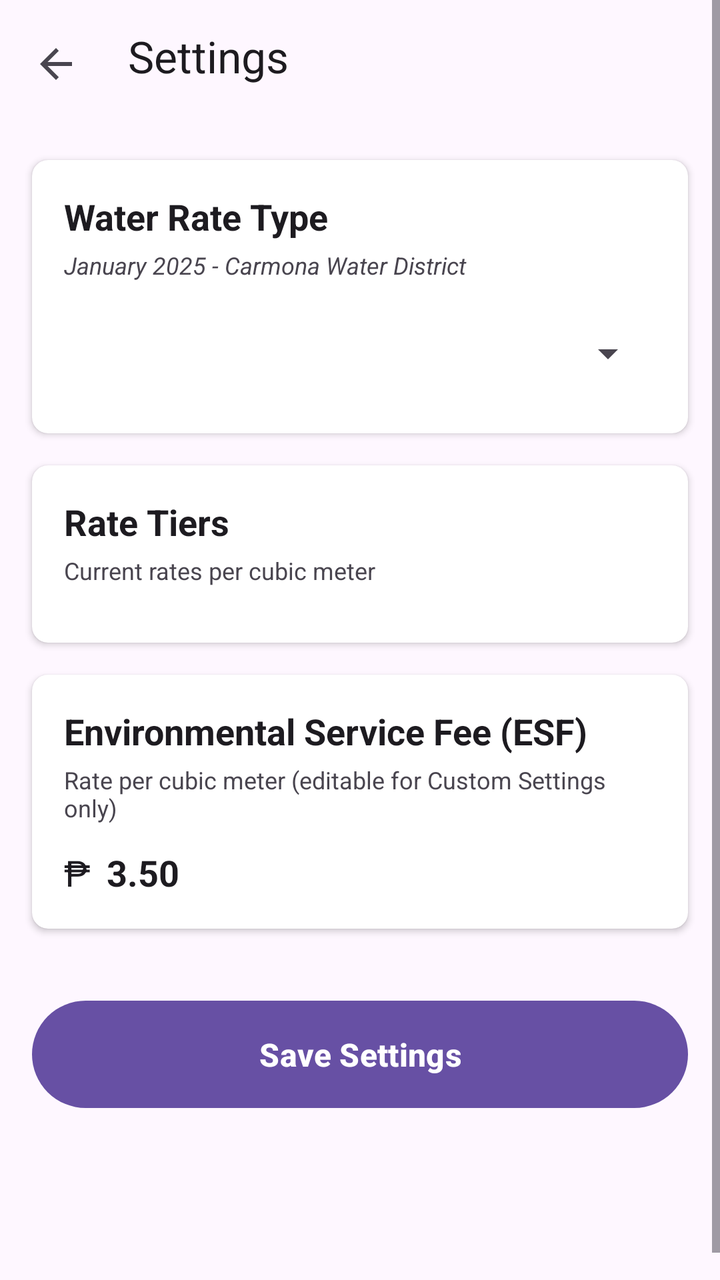
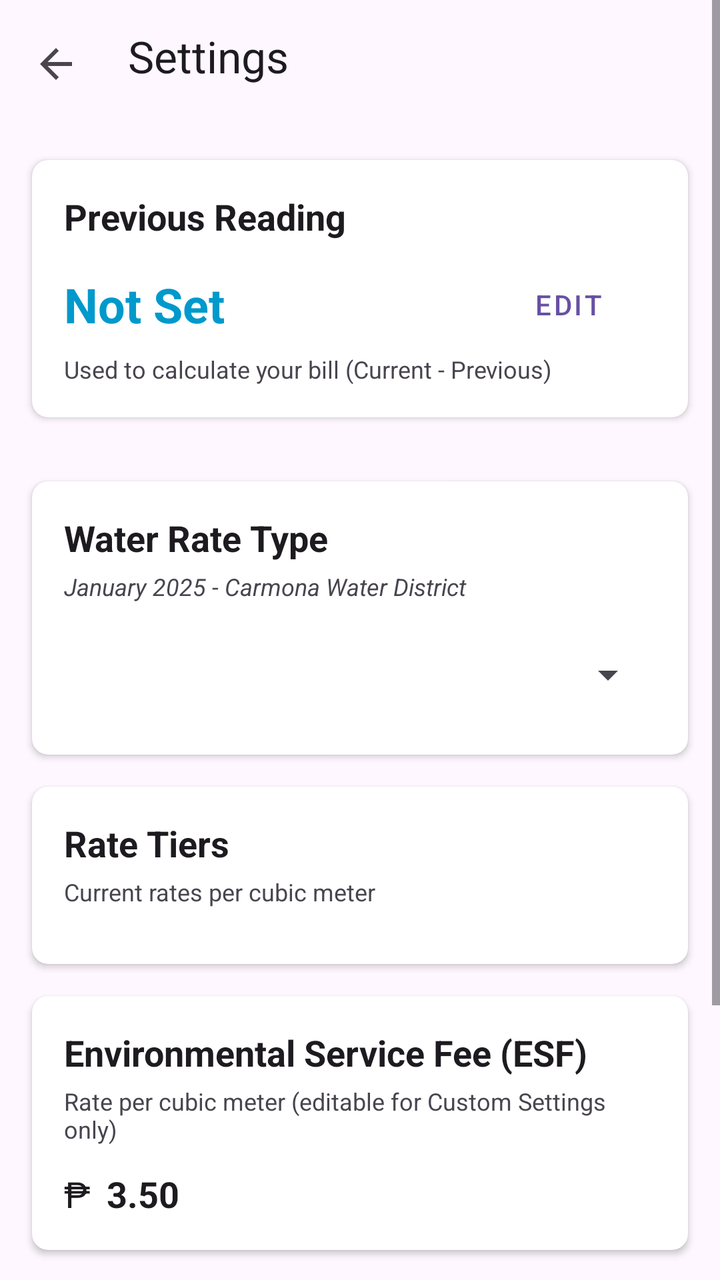

Two renders of the same Android screen: before a commit and after it. Below are the layout's source before the change and the commit's diff.
<!-- AndroidManifest.xml: activity theme Theme.MeterSnap -->
<!-- res/layout/activity_settings.xml -->
<?xml version="1.0" encoding="utf-8"?>
<ScrollView xmlns:android="http://schemas.android.com/apk/res/android"
    xmlns:app="http://schemas.android.com/apk/res-auto"
    android:layout_width="match_parent"
    android:layout_height="match_parent"
    android:fillViewport="true"
    android:background="?android:attr/colorBackground">

    <LinearLayout
        android:layout_width="match_parent"
        android:layout_height="wrap_content"
        android:orientation="vertical"
        android:padding="0dp">

        
        <androidx.appcompat.widget.Toolbar
            android:id="@+id/toolbar"
            android:layout_width="match_parent"
            android:layout_height="wrap_content"
            android:minHeight="?attr/actionBarSize"
            android:background="?android:attr/colorBackground"
            android:elevation="4dp"
            android:fitsSystemWindows="true"
            android:paddingBottom="8dp"
            app:contentInsetStartWithNavigation="0dp"
            app:navigationIcon="?attr/homeAsUpIndicator"
            app:title="Settings"
            app:titleTextColor="?android:attr/textColorPrimary"
            app:titleMarginStart="8dp" />

        
        <androidx.cardview.widget.CardView
            android:layout_width="match_parent"
            android:layout_height="wrap_content"
            android:layout_margin="16dp"
            app:cardCornerRadius="8dp"
            app:cardElevation="2dp">

            <LinearLayout
                android:layout_width="match_parent"
                android:layout_height="wrap_content"
                android:orientation="vertical"
                android:padding="16dp">

                <TextView
                    android:layout_width="match_parent"
                    android:layout_height="wrap_content"
                    android:text="Water Rate Type"
                    android:textColor="?android:attr/textColorPrimary"
                    android:textSize="18sp"
                    android:textStyle="bold" />

                <TextView
                    android:layout_width="match_parent"
                    android:layout_height="wrap_content"
                    android:layout_marginTop="4dp"
                    android:text="January 2025 - Carmona Water District"
                    android:textColor="?android:attr/textColorSecondary"
                    android:textSize="12sp"
                    android:textStyle="italic" />

                <Spinner
                    android:id="@+id/spinner_rate_type"
                    android:layout_width="match_parent"
                    android:layout_height="wrap_content"
                    android:layout_marginTop="12dp"
                    android:minHeight="48dp"
                    android:padding="8dp"
                    android:spinnerMode="dropdown" />
            </LinearLayout>
        </androidx.cardview.widget.CardView>

        
        <androidx.cardview.widget.CardView
            android:id="@+id/card_rate_tiers"
            android:layout_width="match_parent"
            android:layout_height="wrap_content"
            android:layout_marginStart="16dp"
            android:layout_marginEnd="16dp"
            android:layout_marginBottom="16dp"
            app:cardCornerRadius="8dp"
            app:cardElevation="2dp">

            <LinearLayout
                android:layout_width="match_parent"
                android:layout_height="wrap_content"
                android:orientation="vertical"
                android:padding="16dp">

                <TextView
                    android:layout_width="match_parent"
                    android:layout_height="wrap_content"
                    android:text="Rate Tiers"
                    android:textColor="?android:attr/textColorPrimary"
                    android:textSize="18sp"
                    android:textStyle="bold" />

                <TextView
                    android:id="@+id/text_rates_subtitle"
                    android:layout_width="match_parent"
                    android:layout_height="wrap_content"
                    android:layout_marginTop="4dp"
                    android:text="Current rates per cubic meter"
                    android:textColor="?android:attr/textColorSecondary"
                    android:textSize="12sp" />

                
                <LinearLayout
                    android:id="@+id/container_rate_tiers"
                    android:layout_width="match_parent"
                    android:layout_height="wrap_content"
                    android:layout_marginTop="12dp"
                    android:orientation="vertical">
                    
                </LinearLayout>

                
                <Button
                    android:id="@+id/btn_edit_custom_rates"
                    android:layout_width="match_parent"
                    android:layout_height="wrap_content"
                    android:layout_marginTop="8dp"
                    android:text="Edit Custom Rates"
                    android:visibility="gone" />
            </LinearLayout>
        </androidx.cardview.widget.CardView>

        
        <androidx.cardview.widget.CardView
            android:layout_width="match_parent"
            android:layout_height="wrap_content"
            android:layout_marginStart="16dp"
            android:layout_marginEnd="16dp"
            android:layout_marginBottom="16dp"
            app:cardCornerRadius="8dp"
            app:cardElevation="2dp">

            <LinearLayout
                android:layout_width="match_parent"
                android:layout_height="wrap_content"
                android:orientation="vertical"
                android:padding="16dp">

                <TextView
                    android:layout_width="match_parent"
                    android:layout_height="wrap_content"
                    android:text="Environmental Service Fee (ESF)"
                    android:textColor="?android:attr/textColorPrimary"
                    android:textSize="18sp"
                    android:textStyle="bold" />

                <TextView
                    android:layout_width="match_parent"
                    android:layout_height="wrap_content"
                    android:layout_marginTop="4dp"
                    android:text="Rate per cubic meter (editable for Custom Settings only)"
                    android:textColor="?android:attr/textColorSecondary"
                    android:textSize="12sp" />

                <LinearLayout
                    android:layout_width="match_parent"
                    android:layout_height="wrap_content"
                    android:layout_marginTop="12dp"
                    android:orientation="horizontal"
                    android:gravity="center_vertical">

                    <TextView
                        android:layout_width="wrap_content"
                        android:layout_height="wrap_content"
                        android:text="₱"
                        android:textColor="?android:attr/textColorPrimary"
                        android:textSize="18sp"
                        android:layout_marginEnd="8dp" />

                    <TextView
                        android:id="@+id/text_esf_rate"
                        android:layout_width="0dp"
                        android:layout_height="wrap_content"
                        android:layout_weight="1"
                        android:text="3.50"
                        android:textColor="?android:attr/textColorPrimary"
                        android:textSize="18sp"
                        android:textStyle="bold" />

                    <Button
                        android:id="@+id/btn_edit_esf"
                        style="@style/Widget.Material3.Button.TextButton"
                        android:layout_width="wrap_content"
                        android:layout_height="wrap_content"
                        android:text="Edit"
                        android:visibility="gone" />
                </LinearLayout>
            </LinearLayout>
        </androidx.cardview.widget.CardView>

        
        <Button
            android:id="@+id/btn_save_settings"
            android:layout_width="match_parent"
            android:layout_height="wrap_content"
            android:layout_margin="16dp"
            android:padding="16dp"
            android:text="Save Settings"
            android:textSize="16sp"
            android:textStyle="bold" />

        
        <View
            android:layout_width="match_parent"
            android:layout_height="80dp" />
    </LinearLayout>
</ScrollView>
<!-- resources referenced by this layout -->
<resources>
  <style name="Theme.MeterSnap" parent="Base.Theme.MeterSnap" />
  <style name="Base.Theme.MeterSnap" parent="Theme.Material3.DayNight.NoActionBar">
          
          
      </style>
</resources>

<!-- the commit's change to res/layout/activity_settings.xml (unified diff, before → after) -->
@@ -45,6 +45,62 @@
                 <TextView
                     android:layout_width="match_parent"
                     android:layout_height="wrap_content"
+                    android:text="Previous Reading"
+                    android:textColor="?android:attr/textColorPrimary"
+                    android:textSize="18sp"
+                    android:textStyle="bold" />
+
+                <LinearLayout
+                    android:layout_width="match_parent"
+                    android:layout_height="wrap_content"
+                    android:orientation="horizontal"
+                    android:gravity="center_vertical"
+                    android:layout_marginTop="8dp">
+
+                    <TextView
+                        android:id="@+id/text_previous_reading"
+                        android:layout_width="0dp"
+                        android:layout_height="wrap_content"
+                        android:layout_weight="1"
+                        android:text="Not Set"
+                        android:textSize="24sp"
+                        android:textStyle="bold"
+                        android:textColor="@android:color/holo_blue_dark" />
+
+                    <Button
+                        android:id="@+id/btn_edit_previous_reading"
+                        android:layout_width="wrap_content"
+                        android:layout_height="wrap_content"
+                        android:text="Edit"
+                        style="@style/Widget.MaterialComponents.Button.TextButton"/>
+                </LinearLayout>
+                
+                <TextView
+                    android:layout_width="match_parent"
+                    android:layout_height="wrap_content"
+                    android:text="Used to calculate your bill (Current - Previous)"
+                    android:textSize="12sp"
+                    android:textColor="?android:attr/textColorSecondary"/>
+            </LinearLayout>
+        </androidx.cardview.widget.CardView>
+
+        
+        <androidx.cardview.widget.CardView
+            android:layout_width="match_parent"
+            android:layout_height="wrap_content"
+            android:layout_margin="16dp"
+            app:cardCornerRadius="8dp"
+            app:cardElevation="2dp">
+
+            <LinearLayout
+                android:layout_width="match_parent"
+                android:layout_height="wrap_content"
+                android:orientation="vertical"
+                android:padding="16dp">
+
+                <TextView
+                    android:layout_width="match_parent"
+                    android:layout_height="wrap_content"
                     android:text="Water Rate Type"
                     android:textColor="?android:attr/textColorPrimary"
                     android:textSize="18sp"
